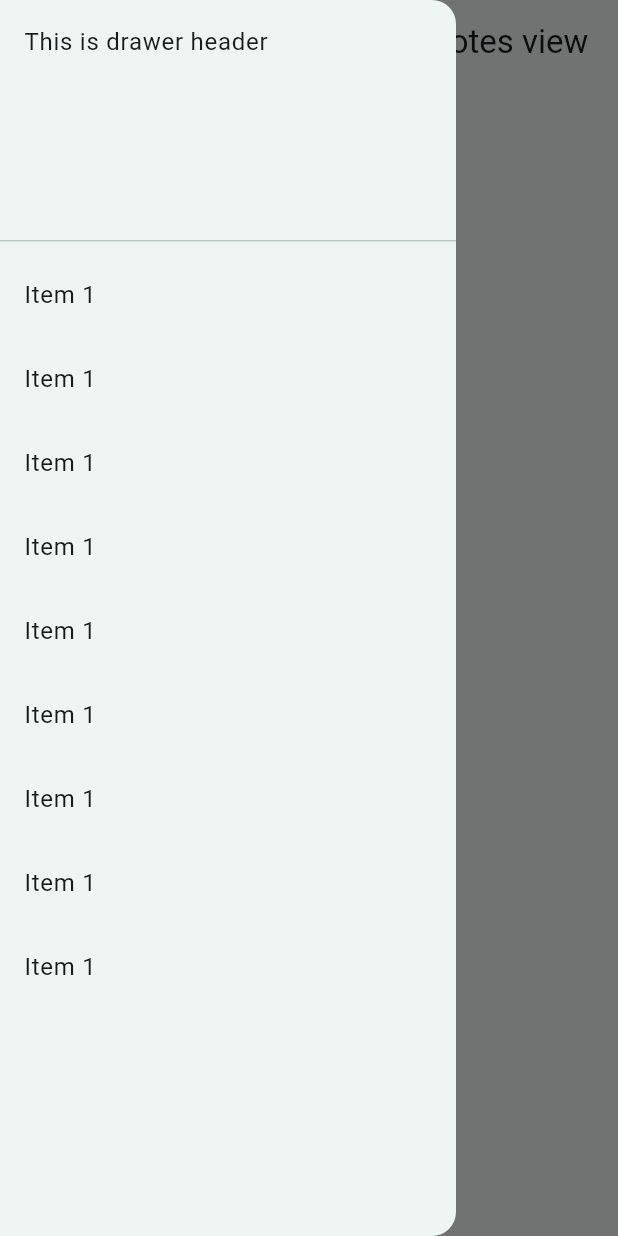
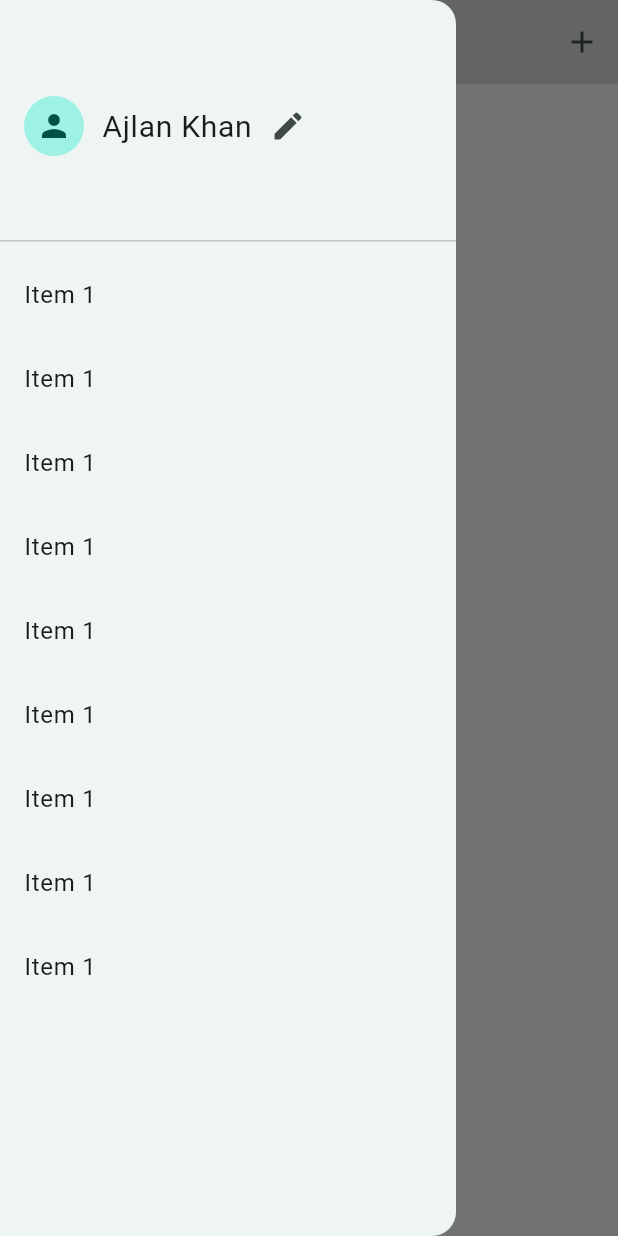
Before and after one commit to ajlank/Ffprojects, a Flutter app: the NotesView screen opened by its route, with the side drawer open, on a phone screen of 412 x 824 dp. Run offline on Flutter 3.47's test engine with Material 3 defaults, Android fonts, the phone set to English and light mode, and no system bars; our stand-ins replace cloud_firestore, firebase_auth, firebase_core, google_fonts; accounts and stored records are empty; network calls fail.

Commit message:
second update

```diff
--- /dev/null
+++ b/lib/cloud/cloud_constants.dart
@@ -0,0 +1,2 @@
+const textFieldName='text';
+const userIdFieldName='user_id';
--- /dev/null
+++ b/lib/cloud/cloud_exceptions.dart
@@ -0,0 +1,8 @@
+class CloudExceptions implements Exception{
+  const CloudExceptions();
+}
+
+class CouldNotGetNoteException extends CloudExceptions{}
+class CouldNotCreateNoteException extends CloudExceptions{}
+class CouldNotUpdateNoteException extends CloudExceptions{}
+class CouldNotDeleteNoteException extends CloudExceptions{}
--- /dev/null
+++ b/lib/cloud/cloud_notes.dart
@@ -0,0 +1,20 @@
+
+import 'package:flutter/foundation.dart';
+import 'package:cloud_firestore/cloud_firestore.dart';
+import 'package:simpletodo/cloud/cloud_constants.dart';
+
+@immutable
+class CloudNotes {
+ final String documentId;
+ final String userId;
+ final String userText;
+
+ const CloudNotes({required this.documentId, required this.userId, required this.userText});
+
+
+ CloudNotes.snapshot(QueryDocumentSnapshot<Map<String,dynamic>>snapshot):
+ documentId=snapshot.id,
+ userId=snapshot.data()[userIdFieldName],
+ userText=snapshot.data()[textFieldName] as String;
+
+}
--- a/lib/constants/route_constants.dart
+++ b/lib/constants/route_constants.dart
@@ -2,3 +2,4 @@ const signUpRoute='/signup/';
 const loginRoute='/login/';
 const notesRoute='/notes/';
 const emailverifyRoute='/verifyemail';
+const notesCreateRoute='/notecreate';
--- a/lib/main.dart
+++ b/lib/main.dart
@@ -2,6 +2,7 @@ import 'package:firebase_auth/firebase_auth.dart';
 import 'package:firebase_core/firebase_core.dart';
 import 'package:flutter/material.dart';
 import 'package:simpletodo/constants/route_constants.dart';
+import 'package:simpletodo/views/create_note_view.dart';
 import 'package:simpletodo/views/email_verify_view.dart';
 import 'package:simpletodo/views/login_view.dart';
 import 'package:simpletodo/views/notes_view.dart';
@@ -20,6 +21,7 @@ void main() {
         loginRoute:(context)=>LoginView(),
         notesRoute:(context)=>NotesView(),
         emailverifyRoute:(context)=>EmailVerifyView(),
+        notesCreateRoute:(context)=>CreateNoteView()
       },
     ));
 }
--- /dev/null
+++ b/lib/views/new_list_view.dart
@@ -0,0 +1,25 @@
+import 'package:flutter/material.dart';
+import 'package:simpletodo/cloud/cloud_notes.dart';
+
+class NewListView extends StatelessWidget {
+   final Iterable<CloudNotes>allNotes;
+
+  const NewListView({super.key, required this.allNotes});
+
+  @override
+  Widget build(BuildContext context) {
+    return ListView.builder(
+      itemCount: allNotes.length,
+      itemBuilder: (context, index) {
+        final note = allNotes.elementAt(index);
+        return Padding(
+          padding: const EdgeInsets.fromLTRB(3, 12, 0, 20),
+          child: ListTile(
+            title: Text(note.userText),
+            tileColor: const Color.fromARGB(255, 235, 240, 239),
+          ),
+        );
+      },
+    );
+  }
+}
--- a/lib/views/notes_view.dart
+++ b/lib/views/notes_view.dart
@@ -1,79 +1,64 @@
+import 'package:firebase_auth/firebase_auth.dart';
 import 'package:flutter/material.dart';
+import 'package:simpletodo/cloud/cloud_notes.dart';
+import 'package:simpletodo/cloud/crud_firebase.dart';
+import 'package:simpletodo/constants/route_constants.dart';
+import 'package:simpletodo/views/new_list_view.dart';
+import 'package:simpletodo/widgets/drwer_widget_view.dart';
 
-class NotesView extends StatelessWidget {
+class NotesView extends StatefulWidget {
   const NotesView({super.key});
+
+  @override
+  State<NotesView> createState() => _NotesViewState();
+}
+
+class _NotesViewState extends State<NotesView> {
+  late final CrudFirebase crudFirebaseOp;
+  String get userId => FirebaseAuth.instance.currentUser!.uid;
+
+  @override
+  void initState() {
+    crudFirebaseOp = CrudFirebase();
+    super.initState();
+  }
 
   @override
   Widget build(BuildContext context) {
     return Scaffold(
-      drawer: Drawer(
-        child: ListView(
-         children: [
-          DrawerHeader(
-            child: const Text('This is drawer header'),
-            ),
-          ListTile(
-            title: const Text('Item 1'),
-            onTap: () {
-
+      drawer: DrwerWidgetView(),
+      appBar: AppBar(
+        title: const Text('Notes View'),
+        backgroundColor: const Color.fromARGB(255, 215, 219, 218),
+        actions: [
+          IconButton(
+            onPressed: () {
+              if (context.mounted) {
+                Navigator.of(context).pushNamed(notesCreateRoute);
+              } else {
+                return;
+              }
             },
+            icon: Icon(Icons.add),
           ),
-           ListTile(
-            title: const Text('Item 1'),
-            onTap: () {
-
-            },
-          ),
-           ListTile(
-            title: const Text('Item 1'),
-            onTap: () {
-
-            },
-          ),
-           ListTile(
-            title: const Text('Item 1'),
-            onTap: () {
-
-            },
-          ),
-           ListTile(
-            title: const Text('Item 1'),
-            onTap: () {
-
-            },
-          ),
-           ListTile(
-            title: const Text('Item 1'),
-            onTap: () {
-
-            },
-          ),
-           ListTile(
-            title: const Text('Item 1'),
-            onTap: () {
-
-            },
-          ),
-           ListTile(
-            title: const Text('Item 1'),
-            onTap: () {
-
-            },
-          ),
-           ListTile(
-            title: const Text('Item 1'),
-            onTap: () {
-
-            },
-          ),
-
-         ],
-        ),
+        ],
       ),
-      appBar: AppBar(
-        title: const Text('Hello, welcome to the notes view'),
-
-      ),
+      body:StreamBuilder(
+        stream: crudFirebaseOp.allNotes(userId: userId),
+         builder: (context, snapshot) {
+           switch(snapshot.connectionState){
+             case ConnectionState.waiting:
+             case ConnectionState.active:
+             if(snapshot.hasData){
+              final allNotes=snapshot.data as Iterable<CloudNotes>;
+              return NewListView(allNotes: allNotes);
+             }else{
+              return const CircularProgressIndicator();
+             }
+            default:
+            return const CircularProgressIndicator();
+           }
+         },)
     );
   }
 }
--- /dev/null
+++ b/lib/widgets/drwer_widget_view.dart
@@ -0,0 +1,92 @@
+import 'package:flutter/material.dart';
+
+class DrwerWidgetView extends StatelessWidget {
+  const DrwerWidgetView({super.key});
+
+  @override
+  Widget build(BuildContext context) {
+    return Drawer(
+        child: ListView(
+         children: [
+          DrawerHeader(
+            child: Column(
+              mainAxisAlignment: MainAxisAlignment.center,
+              crossAxisAlignment: CrossAxisAlignment.start,
+              children: [
+                Row(
+                  children: [
+                   CircleAvatar(
+                    child:Icon(Icons.person) ,
+                   ),
+                   SizedBox(
+                    width: 12,
+                   ),
+                   const Text('Ajlan Khan', style: TextStyle(fontSize: 20),),
+                   IconButton(onPressed: (){
+
+                   }, icon: Icon(Icons.edit))
+                  ],
+                )
+              ],
+            ),
+            ),
+          ListTile(
+            title: const Text('Item 1'),
+            onTap: () {
+
+            },
+          ),
+           ListTile(
+            title: const Text('Item 1'),
+            onTap: () {
+
+            },
+          ),
+           ListTile(
+            title: const Text('Item 1'),
+            onTap: () {
+
+            },
+          ),
+           ListTile(
+            title: const Text('Item 1'),
+            onTap: () {
+
+            },
+          ),
+           ListTile(
+            title: const Text('Item 1'),
+            onTap: () {
+
+            },
+          ),
+           ListTile(
+            title: const Text('Item 1'),
+            onTap: () {
+
+            },
+          ),
+           ListTile(
+            title: const Text('Item 1'),
+            onTap: () {
+
+            },
+          ),
+           ListTile(
+            title: const Text('Item 1'),
+            onTap: () {
+
+            },
+          ),
+           ListTile(
+            title: const Text('Item 1'),
+            onTap: () {
+
+            },
+          ),
+
+         ],
+        ),
+      );
+  }
+}
```
Also changed, not shown: lib/cloud/crud_firebase.dart (added, +77 -0 lines), lib/views/create_note_view.dart (added, +104 -0 lines).
